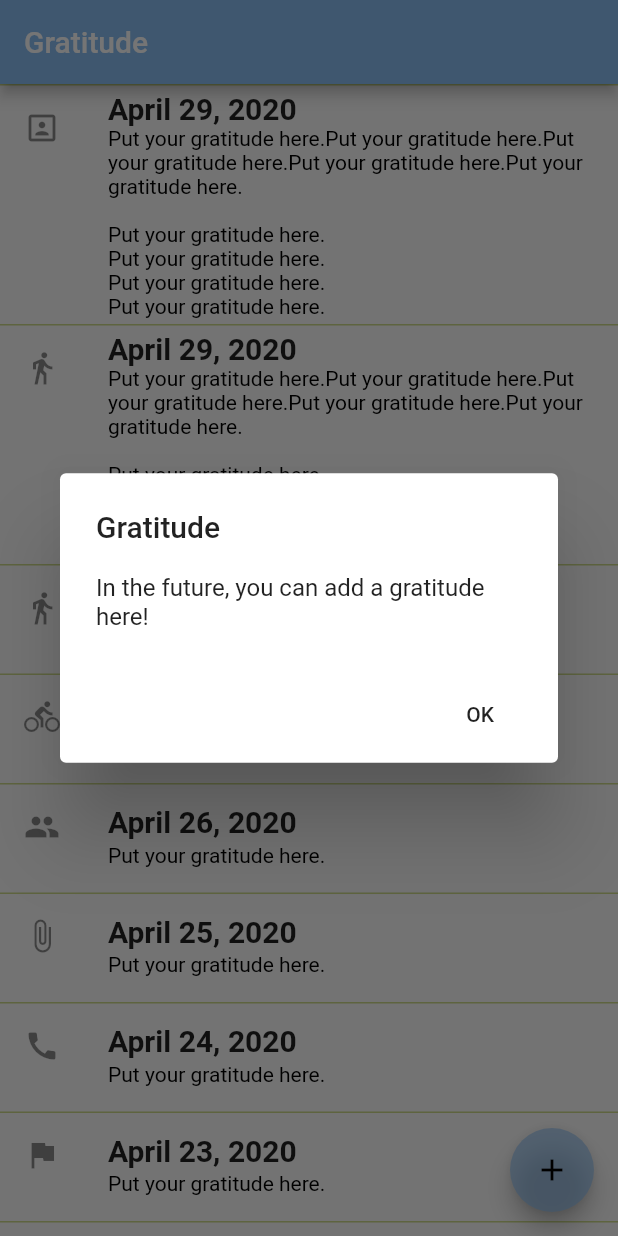
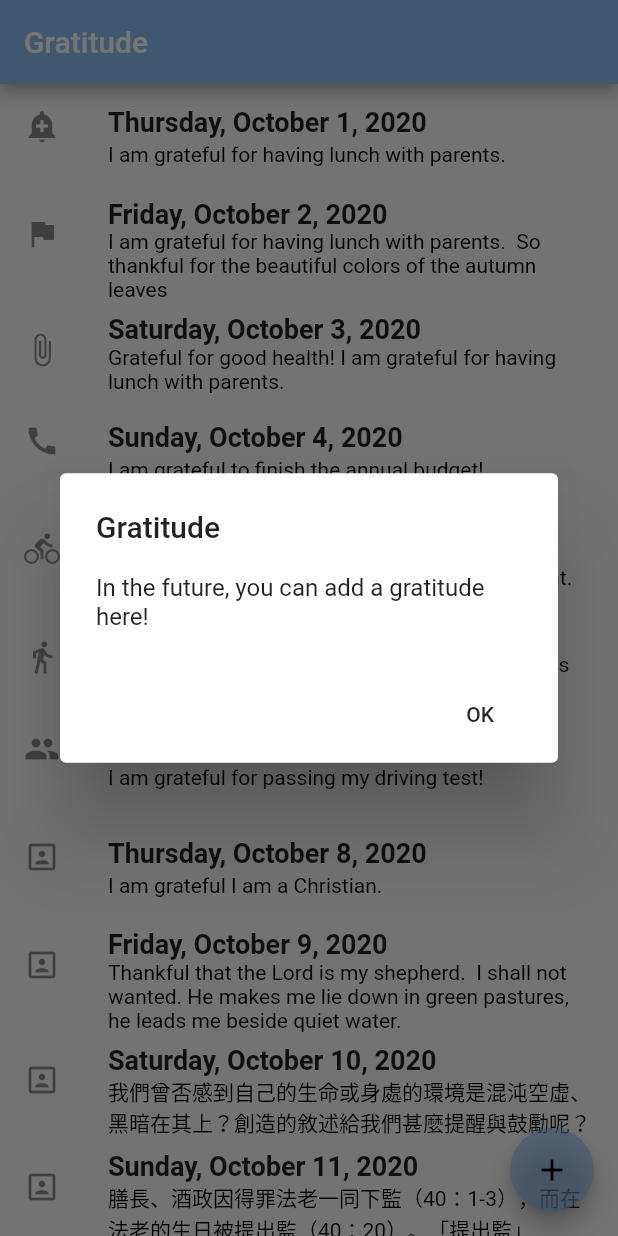
Before and after one commit to davidfung/gratitude_OLD, a Flutter app: the screen it shows after launch, after a tap on the "add" icon, on a phone screen of 412 x 824 dp. Run offline on Flutter 3.47's test engine with Material 2 defaults, Android fonts, the phone set to English and light mode, and no system bars; our stand-ins replace shared_preferences, sqflite; accounts and stored records are empty.

Commit message:
Refactor pre-runApp calling structure

```diff
--- a/lib/app_header.dart
+++ b/lib/app_header.dart
@@ -31,3 +31,25 @@ MaterialColor appColor = MaterialColor(0xFF8abef2, blueColorMap);
 MaterialColor secColor = MaterialColor(0xFFcddb89, greenColorMap);
 
 const String APP_TITLE = "Gratitude";
+
+enum GIconID {
+  add_alert,
+  assistant_photo,
+  attach_file,
+  call,
+  directions_bike,
+  directions_walk,
+  people,
+  portrait,
+}
+
+const Map<GIconID, Icon> GIconSet = {
+  GIconID.add_alert: Icon(Icons.add_alert),
+  GIconID.assistant_photo: Icon(Icons.assistant_photo),
+  GIconID.attach_file: Icon(Icons.attach_file),
+  GIconID.call: Icon(Icons.call),
+  GIconID.directions_bike: Icon(Icons.directions_bike),
+  GIconID.directions_walk: Icon(Icons.directions_walk),
+  GIconID.people: Icon(Icons.people),
+  GIconID.portrait: Icon(Icons.portrait),
+};
--- a/lib/main.dart
+++ b/lib/main.dart
@@ -1,12 +1,17 @@
 import 'package:flutter/material.dart';
 import 'package:gratitude/app_header.dart';
+import 'package:gratitude/provider/app_database.dart';
+import 'package:gratitude/util/app_settings.dart';
+import 'package:gratitude/widget/master_list.dart';
 
-void main() {
+void main() async {
+  WidgetsFlutterBinding.ensureInitialized();
+  await initSettings();
+  await initDatabase();
   runApp(MyApp());
 }
 
 class MyApp extends StatelessWidget {
-  // This widget is the root of your application.
   @override
   Widget build(BuildContext context) {
     return MaterialApp(
@@ -15,18 +20,18 @@ class MyApp extends StatelessWidget {
         primarySwatch: appColor,
         visualDensity: VisualDensity.adaptivePlatformDensity,
       ),
-      home: HomePage(),
+      home: Home(),
       debugShowCheckedModeBanner: false,
     );
   }
 }
 
-class HomePage extends StatefulWidget {
+class Home extends StatefulWidget {
   @override
-  _HomePageState createState() => _HomePageState();
+  _HomeState createState() => _HomeState();
 }
 
-class _HomePageState extends State<HomePage> {
+class _HomeState extends State<Home> {
   @override
   Widget build(BuildContext context) {
     return Scaffold(
@@ -62,102 +67,3 @@ class _HomePageState extends State<HomePage> {
             ));
   }
 }
-
-class MasterList extends StatelessWidget {
-  const MasterList({
-    Key key,
-  }) : super(key: key);
-
-  @override
-  Widget build(BuildContext context) {
-    return ListView(
-      children: [
-        GDivider(),
-        GItem(
-            icon: Icon(Icons.portrait),
-            title: 'April 29, 2020',
-            body:
-                "Put your gratitude here.Put your gratitude here.Put your gratitude here.Put your gratitude here.Put your gratitude here.\n\nPut your gratitude here.\nPut your gratitude here.\nPut your gratitude here.\nPut your gratitude here."),
-        GDivider(),
-        GItem(
-            icon: Icon(Icons.directions_walk),
-            title: 'April 29, 2020',
-            body:
-                "Put your gratitude here.Put your gratitude here.Put your gratitude here.Put your gratitude here.Put your gratitude here.\n\nPut your gratitude here.\nPut your gratitude here.\nPut your gratitude here.\nPut your gratitude here."),
-        GDivider(),
-        GItem(
-            icon: Icon(Icons.directions_walk),
-            title: 'April 28, 2020',
-            body: "Put your gratitude here."),
-        GDivider(),
-        GItem(
-            icon: Icon(Icons.directions_bike),
-            title: 'April 27, 2020',
-            body: "Put your gratitude here."),
-        GDivider(),
-        GItem(
-            icon: Icon(Icons.people),
-            title: 'April 26, 2020',
-            body: "Put your gratitude here."),
-        GDivider(),
-        GItem(
-            icon: Icon(Icons.attach_file),
-            title: 'April 25, 2020',
-            body: "Put your gratitude here."),
-        GDivider(),
-        GItem(
-            icon: Icon(Icons.call),
-            title: 'April 24, 2020',
-            body: "Put your gratitude here."),
-        GDivider(),
-        GItem(
-            icon: Icon(Icons.assistant_photo),
-            title: 'April 23, 2020',
-            body: "Put your gratitude here."),
-        GDivider(),
-        GItem(
-            icon: Icon(Icons.add_alert),
-            title: 'April 22, 2020',
-            body: "Put your gratitude here."),
-      ],
-    );
-  }
-}
-
-class GDivider extends StatelessWidget {
-  @override
-  Widget build(BuildContext context) {
-    return Container(
-        child: SizedBox(
-          height: 1,
-        ),
-        //color: Colors.primaries[Random().nextInt(Colors.primaries.length)],
-        color: secColor);
-  }
-}
-
-class GItem extends StatelessWidget {
-  final Icon icon;
-  final String title;
-  final String body;
-
-  const GItem({Key key, this.icon, this.title, this.body}) : super(key: key);
-
-  @override
-  Widget build(BuildContext context) {
-    return ListTile(
-      leading: icon,
-      title: Text(title,
-          style: TextStyle(fontSize: 20.0, fontWeight: FontWeight.bold)),
-      subtitle:
-          Text(body, style: TextStyle(fontSize: 14.0, color: Colors.black)),
-    );
-  }
-}
-
-// Container(
-// width: double.infinity,
-// height: double.infinity,
-// color: appColor,
-// child: SizedBox(),
-// );
--- /dev/null
+++ b/lib/model/app_model.dart
@@ -0,0 +1,25 @@
+import 'package:flutter/material.dart';
+import 'package:gratitude/app_header.dart';
+
+class GItem {
+  int id;
+  DateTime date;
+  String content;
+  GIconID iconId;
+
+  GItem({
+    this.id,
+    @required this.date,
+    this.content,
+    this.iconId,
+  });
+
+  Map<String, dynamic> toMap() {
+    return {
+      'id': id,
+      'date': date,
+      'content': content,
+      'iconID': iconId,
+    };
+  }
+}
--- /dev/null
+++ b/lib/provider/app_database.dart
@@ -0,0 +1,42 @@
+// Database Schema Map
+// The key of the map represents the version of the database.
+// TODO only support one sql statement in each version?
+import 'package:path/path.dart';
+import 'package:sqflite/sqflite.dart';
+
+Map<int, String> migrationScripts = {
+  1: '''
+  CREATE TABLE gratitude (
+    id INTEGER PRIMARY KEY,
+    cdate DATE,
+    content TEXT,
+    icon INTEGER
+    )
+  ''',
+};
+
+Database _db;
+const DB_NAME = "gratitude.db";
+
+Future<void> initDatabase() async {
+  int count = migrationScripts.length;
+  _db = await openDatabase(
+    join(await getDatabasesPath(), DB_NAME),
+    version: count,
+    // if the database does not exist, onCreate executes all sql statements
+    // in the "migrationScripts" map one by one in ascending order.
+    onCreate: (Database db, int version) async {
+      for (int i = 1; i <= count; i++) {
+        await db.execute(migrationScripts[i]);
+      }
+    },
+    // if the database exists but the version of the database is different
+    // from the version defined in parameter, onUpgrade will execute all sql
+    // statements greater than the old version.
+    onUpgrade: (db, oldVersion, newVersion) async {
+      for (int i = oldVersion + 1; i <= newVersion; i++) {
+        await db.execute(migrationScripts[i]);
+      }
+    },
+  );
+}
--- /dev/null
+++ b/lib/provider/mock_data.dart
@@ -0,0 +1,64 @@
+import 'package:gratitude/app_header.dart';
+import 'package:gratitude/model/app_model.dart';
+
+final List<GItem> mockdata = [
+  GItem(
+    date: DateTime(2020, 10, 1),
+    content: 'I am grateful for having lunch with parents.',
+    iconId: GIconID.add_alert,
+  ),
+  GItem(
+    date: DateTime(2020, 10, 2),
+    content:
+        "I am grateful for having lunch with parents.  So thankful for the beautiful colors of the autumn leaves",
+    iconId: GIconID.assistant_photo,
+  ),
+  GItem(
+    date: DateTime(2020, 10, 3),
+    content:
+        'Grateful for good health! I am grateful for having lunch with parents.',
+    iconId: GIconID.attach_file,
+  ),
+  GItem(
+    date: DateTime(2020, 10, 4),
+    content: 'I am grateful to finish the annual budget!',
+    iconId: GIconID.call,
+  ),
+  GItem(
+    date: DateTime(2020, 10, 5),
+    content: 'I am grateful for able to complete my assignment.',
+    iconId: GIconID.directions_bike,
+  ),
+  GItem(
+    date: DateTime(2020, 10, 6),
+    content: 'I am grateful to have religious freedom to express my faith.',
+    iconId: GIconID.directions_walk,
+  ),
+  GItem(
+    date: DateTime(2020, 10, 7),
+    content: 'I am grateful for passing my driving test!',
+    iconId: GIconID.people,
+  ),
+  GItem(
+    date: DateTime(2020, 10, 8),
+    content: 'I am grateful I am a Christian.',
+    iconId: GIconID.portrait,
+  ),
+  GItem(
+    date: DateTime(2020, 10, 9),
+    content:
+        'Thankful that the Lord is my shepherd.  I shall not wanted. He makes me lie down in green pastures, he leads me beside quiet water.',
+    iconId: GIconID.portrait,
+  ),
+  GItem(
+    date: DateTime(2020, 10, 10),
+    content: '我們曾否感到自己的生命或身處的環境是混沌空虛、黑暗在其上？創造的敘述給我們甚麼提醒與鼓勵呢？',
+    iconId: GIconID.portrait,
+  ),
+  GItem(
+    date: DateTime(2020, 10, 11),
+    content:
+        '膳長、酒政因得罪法老一同下監（40：1-3），而在法老的生日被提出監（40：20）。「提出監」（40：13，20）呂振中譯本翻譯為「抬起頭來、抬得起」，英文翻譯是“lift up your head”(ESV)，其意思可解作為得恩寵/蒙恩。同樣被「提出監」，但兩人的結局截然不同，你如何理解這個分別及有何感受？',
+    iconId: GIconID.portrait,
+  ),
+];
--- /dev/null
+++ b/lib/util/app_settings.dart
@@ -0,0 +1,11 @@
+import 'package:shared_preferences/shared_preferences.dart';
+
+Future<void> initSettings() async {
+  // Call this function before runApp() to initialize the app with default settings.
+  // if (!prefs.containsKey("StringSetting")) {
+  //   await prefs.setString("StringSetting", "default"); }
+  // if (!prefs.containsKey("BooleanSetting")) {
+  //   await prefs.setBool("BooleanSetting", true);
+  // }
+  SharedPreferences prefs = await SharedPreferences.getInstance();
+}
--- /dev/null
+++ b/lib/widget/app_widget.dart
@@ -0,0 +1,40 @@
+import 'package:flutter/material.dart';
+import 'package:gratitude/app_header.dart';
+import 'package:gratitude/model/app_model.dart';
+import 'package:intl/intl.dart';
+
+class GItemWidget extends StatelessWidget {
+  final String title;
+  final String body;
+  final Icon icon;
+
+  GItemWidget(this.title, this.body, this.icon);
+
+  GItemWidget.fromGItem(GItem item)
+      : title = DateFormat("EEEE, MMMM d, yyyy").format(item.date),
+        body = item.content,
+        icon = GIconSet[item.iconId];
+
+  @override
+  Widget build(BuildContext context) {
+    return ListTile(
+      leading: icon,
+      title: Text(title,
+          style: TextStyle(fontSize: 18.0, fontWeight: FontWeight.bold)),
+      subtitle:
+          Text(body, style: TextStyle(fontSize: 14.0, color: Colors.black)),
+    );
+  }
+}
+
+class GDividerWidget extends StatelessWidget {
+  @override
+  Widget build(BuildContext context) {
+    return Container(
+        child: SizedBox(
+          height: 1,
+        ),
+        //color: Colors.primaries[Random().nextInt(Colors.primaries.length)],
+        color: secColor);
+  }
+}
--- /dev/null
+++ b/lib/widget/master_list.dart
@@ -0,0 +1,15 @@
+import 'package:flutter/material.dart';
+import 'package:gratitude/provider/mock_data.dart';
+import 'package:gratitude/widget/app_widget.dart';
+
+class MasterList extends StatelessWidget {
+  const MasterList({
+    Key key,
+  }) : super(key: key);
+
+  @override
+  Widget build(BuildContext context) {
+    return ListView(
+        children: mockdata.map((item) => GItemWidget.fromGItem(item)).toList());
+  }
+}
```
Also changed, not shown: pubspec.yaml (+5 -2 lines), pubspec.lock, 22 other files.
